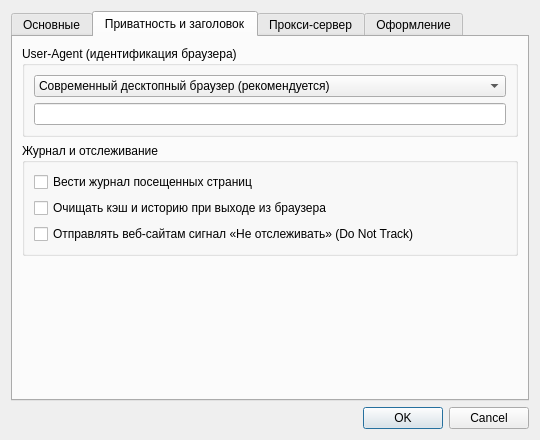
First picture: the form in ui/settings.ui, repository ospab/surf, before the edit.
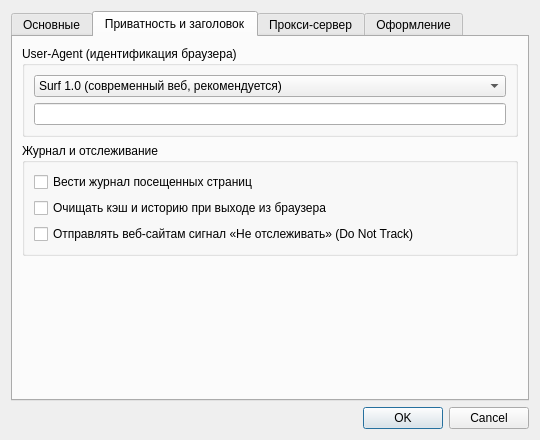
Second picture: the form after the edit. The open tabs and pages were chosen to show the change.

Commit message: fix: robust download handling with BrowserPage, native Surf/1.0 User-Agent, and dynamic QSS accent color injection

```diff
--- a/ui/settings.ui
+++ b/ui/settings.ui
@@ -168,7 +168,12 @@
            <widget class="QComboBox" name="uaCombo">
             <item>
              <property name="text">
-              <string>Современный десктопный браузер (рекомендуется)</string>
+              <string>Surf 1.0 (современный веб, рекомендуется)</string>
+             </property>
+            </item>
+            <item>
+             <property name="text">
+              <string>Surf 1.0 (чистый идентификатор)</string>
              </property>
             </item>
             <item>
```
Left out of the diff: 2 changed lines with no effect on the pictures. The commit also changes 7 other files.
